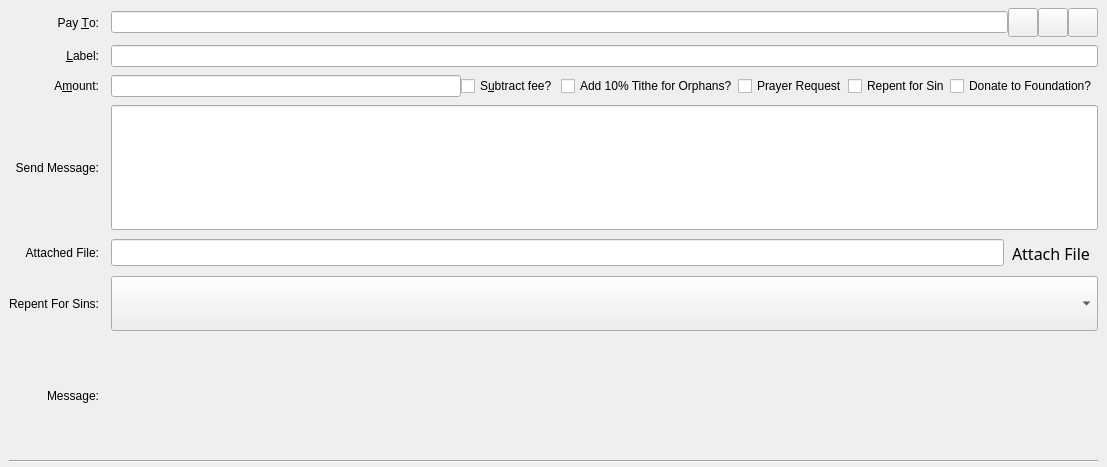
biblepay/biblepay_legacy, file src/qt/forms/sendcoinsentry.ui: the form before one commit.
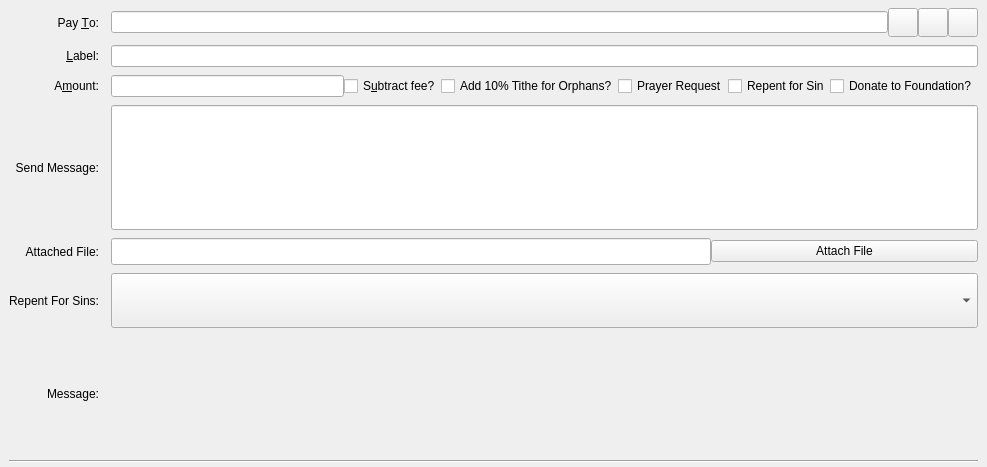
The form after the commit. Custom widgets are drawn as their Qt base class.

The edit to the form file:
```diff
--- a/src/qt/forms/sendcoinsentry.ui
+++ b/src/qt/forms/sendcoinsentry.ui
@@ -6,7 +6,7 @@
    <rect>
     <x>0</x>
     <y>0</y>
-    <width>1107</width>
+    <width>947</width>
     <height>467</height>
    </rect>
   </property>
@@ -288,6 +288,12 @@
           <height>27</height>
          </size>
         </property>
+        <property name="maximumSize">
+         <size>
+          <width>600</width>
+          <height>16777215</height>
+         </size>
+        </property>
         <property name="toolTip">
          <string>Attached File</string>
         </property>
@@ -297,42 +303,10 @@
        </widget>
       </item>
       <item>
-       <widget class="QToolButton" name="btnAttach">
-        <property name="minimumSize">
-         <size>
-          <width>0</width>
-          <height>27</height>
-         </size>
-        </property>
-        <property name="font">
-         <font>
-          <family>MV Boli</family>
-          <pointsize>12</pointsize>
-          <weight>50</weight>
-          <bold>false</bold>
-         </font>
-        </property>
-        <property name="toolTip">
-         <string>Attach File</string>
-        </property>
+       <widget class="QPushButton" name="btnAttach">
         <property name="text">
          <string>Attach File</string>
         </property>
-        <property name="iconSize">
-         <size>
-          <width>100</width>
-          <height>22</height>
-         </size>
-        </property>
-        <property name="shortcut">
-         <string>Alt+A</string>
-        </property>
-        <property name="autoRaise">
-         <bool>true</bool>
-        </property>
-        <property name="arrowType">
-         <enum>Qt::NoArrow</enum>
-        </property>
        </widget>
       </item>
      </layout>
```
